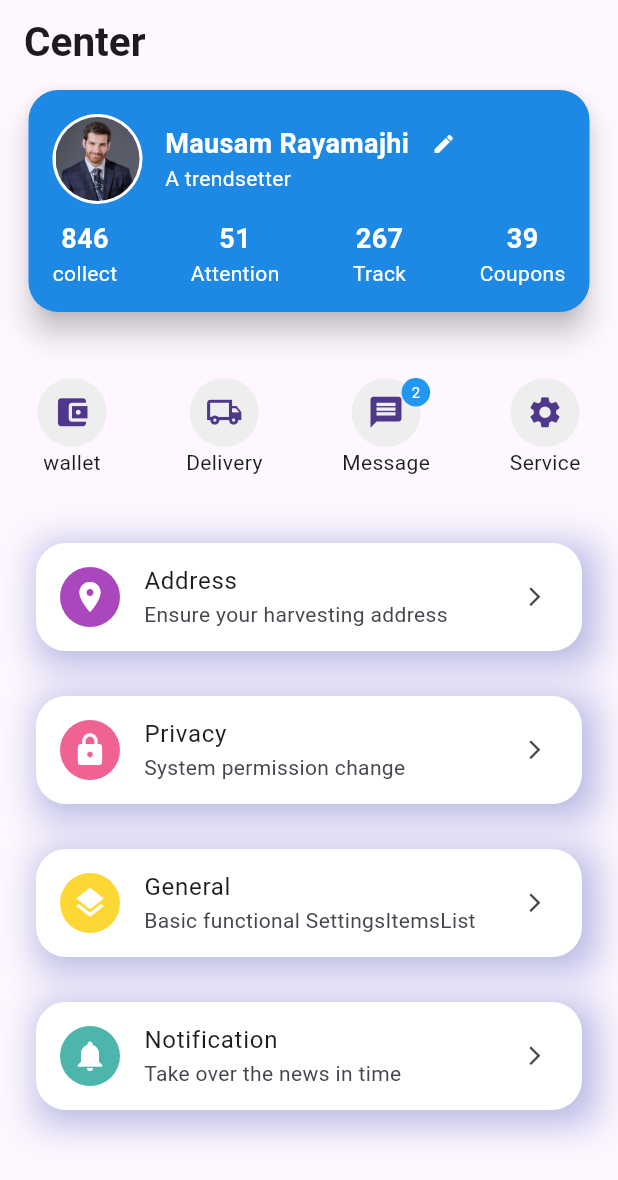
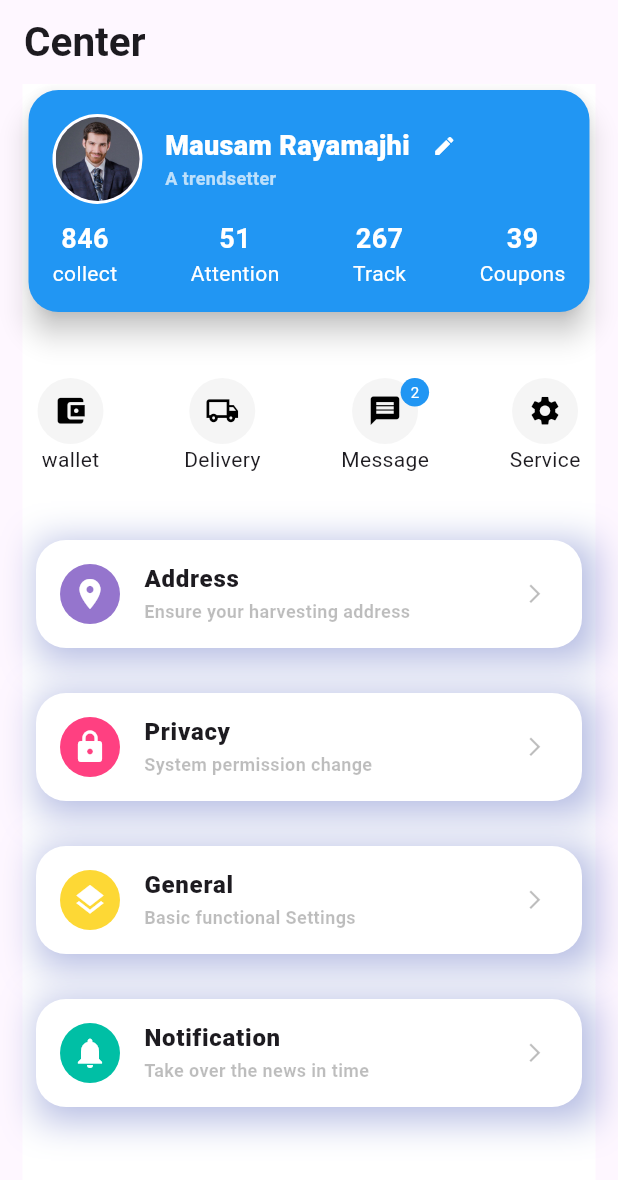
Before and after one commit to m7md-Y-3mra/Flutter_PPU_Course, a Flutter app: the screen it shows after launch, on a phone screen of 412 x 824 dp. Shown: the top 1180 px of the screen. Run offline on Flutter 3.47's test engine with Material 3 defaults, Android fonts, the phone set to English and light mode, and no system bars.

Commit message:
adjust textStyle, adjust colors and size of icons

```diff
--- a/lib/main.dart
+++ b/lib/main.dart
@@ -20,6 +20,7 @@ class MyApp extends StatelessWidget {
               style: TextStyle(fontSize: 27, fontWeight: FontWeight.bold)),
         ),
         body: Container(
+          color: Colors.white,
           margin: EdgeInsets.symmetric(horizontal: 15),
           child: Column(
             children: [ProfileCard(), OptionsRow(), SettingsItemsList()],
--- a/lib/optionsRow.dart
+++ b/lib/optionsRow.dart
@@ -41,11 +41,12 @@ class OptionsRow extends StatelessWidget {
   Widget option(IconData icon, String label) {
     return Column(children: [
       CircleAvatar(
-        radius: 23,
-        backgroundColor: Colors.grey[200],
+        radius: 22,
+        backgroundColor: Colors.grey[100],
         child: Icon(
           icon,
-          size: 25,
+          size: 23,
+          color: Colors.black,
         ),
       ),
       Text(label)
--- a/lib/profileCard.dart
+++ b/lib/profileCard.dart
@@ -5,7 +5,7 @@ class ProfileCard extends StatelessWidget {
   Widget build(BuildContext context) {
     return Card(
       elevation: 8,
-      color: Colors.blue[600],
+      color: Colors.blue,
       shape: RoundedRectangleBorder(borderRadius: BorderRadius.circular(20)),
       child: Padding(
         padding: EdgeInsets.all(16),
@@ -51,7 +51,7 @@ class ProfileCard extends StatelessWidget {
                   style: TextStyle(
                       color: Colors.white,
                       fontSize: 18,
-                      fontWeight: FontWeight.bold),
+                      fontWeight: FontWeight.w900),
                 ),
                 SizedBox(
                   width: 15,
@@ -65,7 +65,10 @@ class ProfileCard extends StatelessWidget {
             ),
             Text(
               "A trendsetter",
-              style: TextStyle(color: Colors.white),
+              style: TextStyle(
+                  color: Colors.white70,
+                  fontWeight: FontWeight.bold,
+                  fontSize: 12),
             )
           ],
         )
--- a/lib/settingsItemList.dart
+++ b/lib/settingsItemList.dart
@@ -9,22 +9,22 @@ class SettingsItemsList extends StatelessWidget {
         mainAxisAlignment: MainAxisAlignment.spaceBetween,
         children: [
           SettingsItem(Icons.location_on, "Address",
-              "Ensure your harvesting address", Colors.purple[400]),
+              "Ensure your harvesting address", Colors.deepPurple[300]),
           SizedBox(
             height: 22,
           ),
           SettingsItem(Icons.lock, "Privacy", "System permission change",
-              Colors.pink[300]),
+              Colors.pinkAccent[200]),
           SizedBox(
             height: 22,
           ),
-          SettingsItem(Icons.layers, "General",
-              "Basic functional SettingsItemsList", Colors.yellow[600]),
+          SettingsItem(Icons.layers, "General", "Basic functional Settings",
+              Colors.yellow[600]),
           SizedBox(
             height: 22,
           ),
           SettingsItem(Icons.notifications, "Notification",
-              "Take over the news in time", Colors.teal[300]),
+              "Take over the news in time", Colors.tealAccent[700]),
         ],
       ),
     );
@@ -59,11 +59,21 @@ class SettingsItemsList extends StatelessWidget {
                 color: Colors.white,
               ),
             ),
-            title: Text(label),
-            subtitle: Text(description),
+            title: Text(
+              label,
+              style: TextStyle(fontWeight: FontWeight.w900),
+            ),
+            subtitle: Text(
+              description,
+              style: TextStyle(
+                  color: Colors.black26,
+                  fontWeight: FontWeight.bold,
+                  fontSize: 12),
+            ),
             trailing: Icon(
               Icons.arrow_forward_ios,
               size: 15,
+              color: Colors.black26,
             ),
           )),
     );
```
